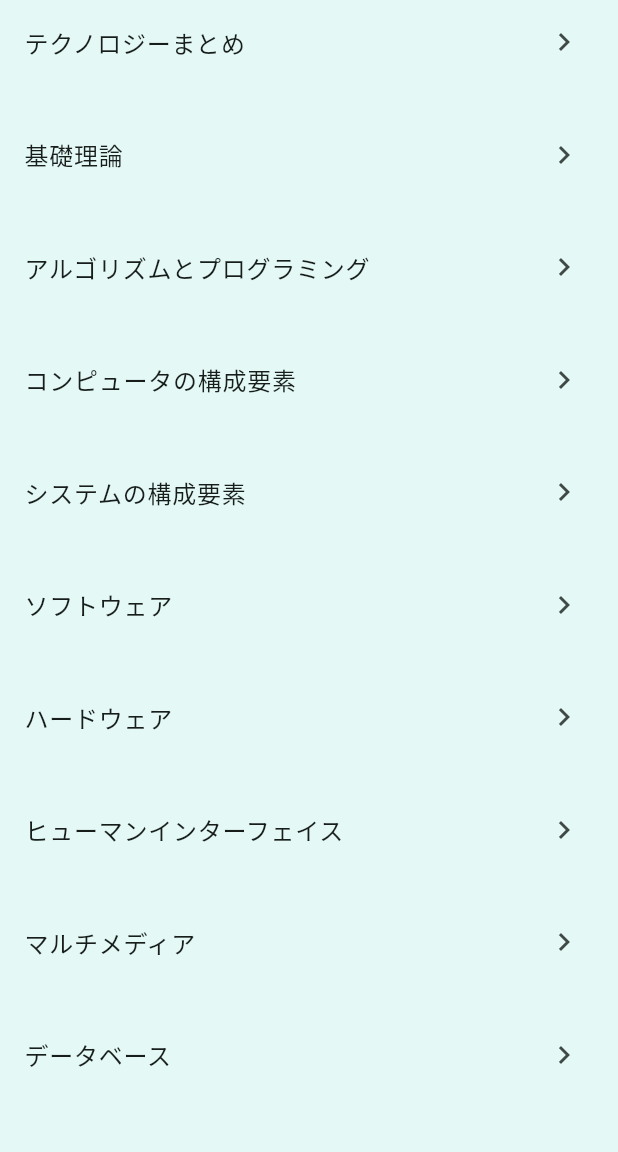
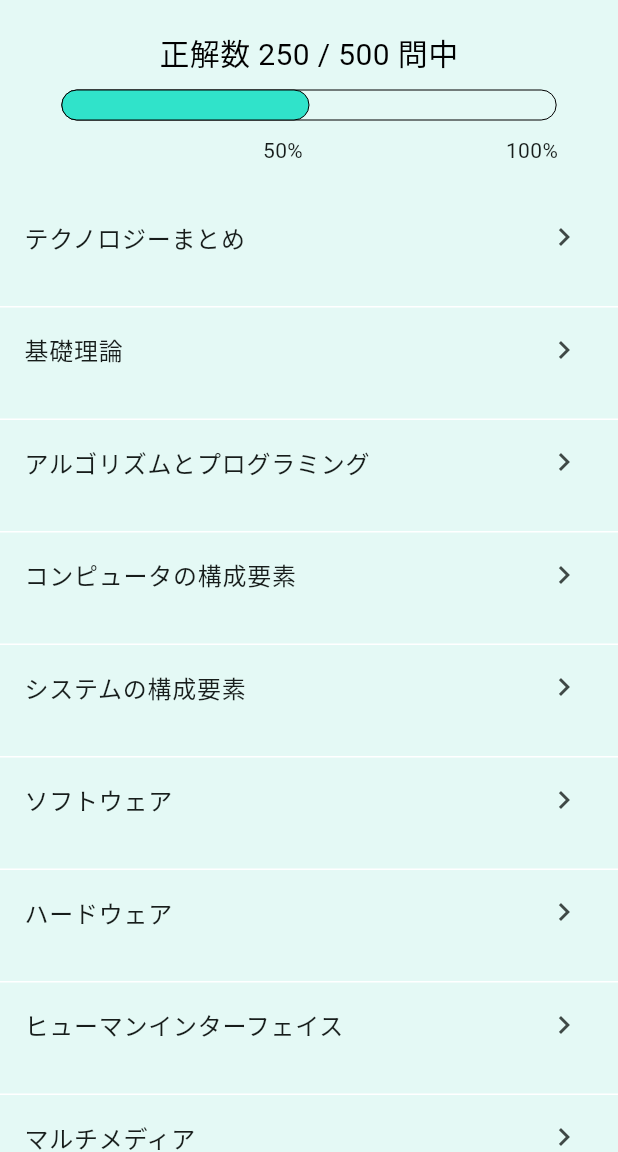
Before and after one commit to HANAUTA/2024_hal_fe_app, a Flutter app: the CategoryPage screen opened directly, on a phone screen of 412 x 824 dp, the part 84-1236 px from its top. Run offline on Flutter 3.47's test engine with Material 3 defaults, Android fonts, the phone set to English and light mode, and no system bars; missing offline and left inert: dart:ffi.

Commit message:
toppageにonTapイベントを追加 カテゴリにborder追加

```diff
--- a/lib/pages/category_page.dart
+++ b/lib/pages/category_page.dart
@@ -11,10 +11,29 @@ class CategoryPage extends StatelessWidget {
     final String categoryName = "テクノロジ系"; // 後で動的に変える
     const double blockHeight = 75.0;
     const Map<String, List<String>> categoryMap = {
-      "テクノロジ系": ["テクノロジーまとめ","基礎理論", "アルゴリズムとプログラミング", "コンピュータの構成要素", "システムの構成要素", "ソフトウェア", "ハードウェア", "ヒューマンインターフェイス", "マルチメディア", "データベース", "ネットワーク", "セキュリティ", "システム開発技術", "ソフトウェア開発管理技術"],
+      "テクノロジ系": [
+        "テクノロジーまとめ",
+        "基礎理論",
+        "アルゴリズムとプログラミング",
+        "コンピュータの構成要素",
+        "システムの構成要素",
+        "ソフトウェア",
+        "ハードウェア",
+        "ヒューマンインターフェイス",
+        "マルチメディア",
+        "データベース",
+        "ネットワーク",
+        "セキュリティ",
+        "システム開発技術",
+        "ソフトウェア開発管理技術"
+      ],
       "ストラテジ系": ["aaa", "iii"],
       "マネジメント系": ["mamamaa", "mimimi"],
     };
+
+    final int correctAnswers = 250; // 正解数
+    final int totalQuestions = 500; // 総問題数
+    double progress = correctAnswers / totalQuestions; // 進捗を計算
 
     return Scaffold(
       appBar: AppBar(
@@ -26,33 +45,103 @@ class CategoryPage extends StatelessWidget {
           },
         ),
         backgroundColor: Theme.of(context).colorScheme.inversePrimary,
-          title: Text('カテゴリ詳細'),
+        title: const Text('カテゴリ詳細'),
       ),
-        body:
-
+      body: SafeArea(
+        child: Container(
+          color: const Color(0xFFE4F9F5), // SafeAreaの背景色を設定
+          child: Column(
+            children: [
+              // 正解数と進捗バーを表示
+              Padding(
+                padding: const EdgeInsets.symmetric(vertical: 20.0),
+                child: Column(
+                  children: [
+                    Text(
+                      '正解数 $correctAnswers / $totalQuestions 問中',
+                      style: const TextStyle(
+                        fontSize: 20.0, // フォントサイズを固定
+                        color: Colors.black,
+                      ),
+                      textAlign: TextAlign.center,
+                    ),
+                    const SizedBox(height: 10.0),
+                    SizedBox(
+                      width: MediaQuery.of(context).size.width * 0.8, // バーの幅
+                      height: 20.0, // バーの高さ
+                      child: Stack(
+                        children: [
                           Container(
-          color: const Color(0xFFE4F9F5),
+                            decoration: BoxDecoration(
+                              border: Border.all(color: Colors.black, width: 0),
+                              borderRadius: BorderRadius.circular(10),
+                            ),
+                          ),
+                          FractionallySizedBox(
+                            widthFactor: progress, // 進捗率に基づいてバーの幅を調整
+                            child: Container(
+                              decoration: BoxDecoration(
+                                border: Border.all(width: 0),
+                                borderRadius: BorderRadius.circular(10),
+                                color: const Color(0xFF30E3CA), // 正解の進捗部分の色
+                              ),
+                            ),
+                          ),
+                        ],
+                      ),
+                    ),
+                    const SizedBox(height: 10.0),
+                    // 50%と100%のラベル表示
+                    const Padding(
+                      padding: EdgeInsets.symmetric(horizontal: 40.0),
+                      child: Row(
+                        mainAxisAlignment: MainAxisAlignment.spaceBetween,
+                        children: [
+                          Spacer(),
+                          Text('50%'),
+                          Spacer(),
+                          Text('100%'),
+                        ],
+                      ),
+                    ),
+                  ],
+                ),
+              ),
+              // カテゴリーリスト
+              Expanded(
                 child: ListView.builder(
                   itemCount: categoryMap[categoryName]!.length,
                   itemBuilder: (context, index) {
-                return  Container(
+                    return Container(
                       height: blockHeight,
+                      decoration: const BoxDecoration(
+                        border: Border(
+                          bottom: BorderSide(
+                            color: Color(0xFFFFFFFF), // 下線の色を設定
+                            width: 1.0, // 下線の幅を設定
+                          ),
+                        ),
+                      ),
                       child: ListTile(
                         onTap: () {
                           Navigator.push(
                             context,
                             MaterialPageRoute(
-                          builder: (context) => QuestionPage(), // 次のページに遷移
+                              builder: (context) => const QuestionPage(), // 次のページに遷移
                             ),
                           );
                         },
                         title: Text(categoryMap[categoryName]![index]), // 各カテゴリー名を表示
-                    trailing: Icon(Icons.keyboard_arrow_right),
+                        trailing: const Icon(Icons.keyboard_arrow_right),
                       ),
                     );
-              }// ListView(
-
+                  },
                 ),
-        ));
+              ),
+            ],
+          ),
+        ),
+      ),
+    );
   }
 }
```
Also changed, not shown: lib/pages/top_page.dart (+42 -19 lines). Lines whose indentation alone changed are shown as unchanged.
